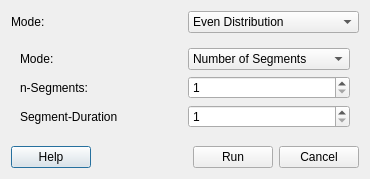
First picture: the form in qt_ui/DialogAutoSegmentation.ui, repository FilmColors/VIAN, before the edit.
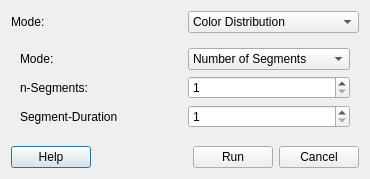
Second picture: the form after the edit.

Commit message: renamed «Color Histogram» to «Color Distribution»

The edit to the form file:
```diff
--- a/qt_ui/DialogAutoSegmentation.ui
+++ b/qt_ui/DialogAutoSegmentation.ui
@@ -27,7 +27,7 @@
       <widget class="QComboBox" name="comboBox_Mode">
        <item>
         <property name="text">
-         <string>Even Distribution</string>
+         <string>Color Distribution</string>
         </property>
        </item>
        <item>
```
Left out of the diff: 2 changed lines with no effect on the pictures.
